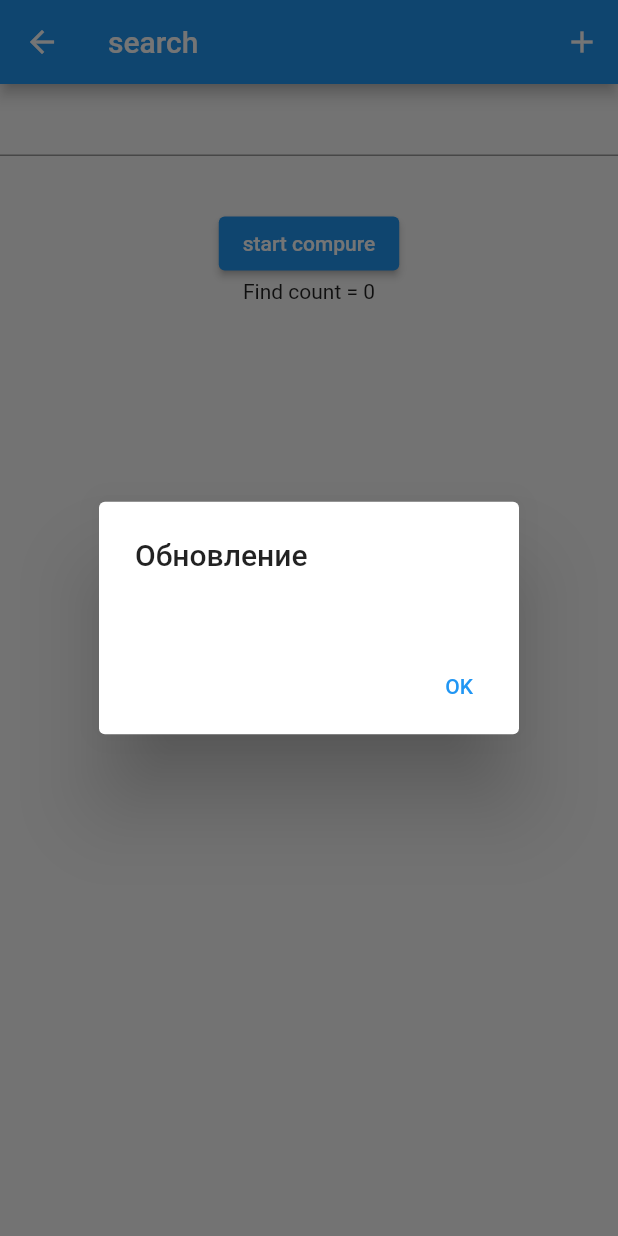
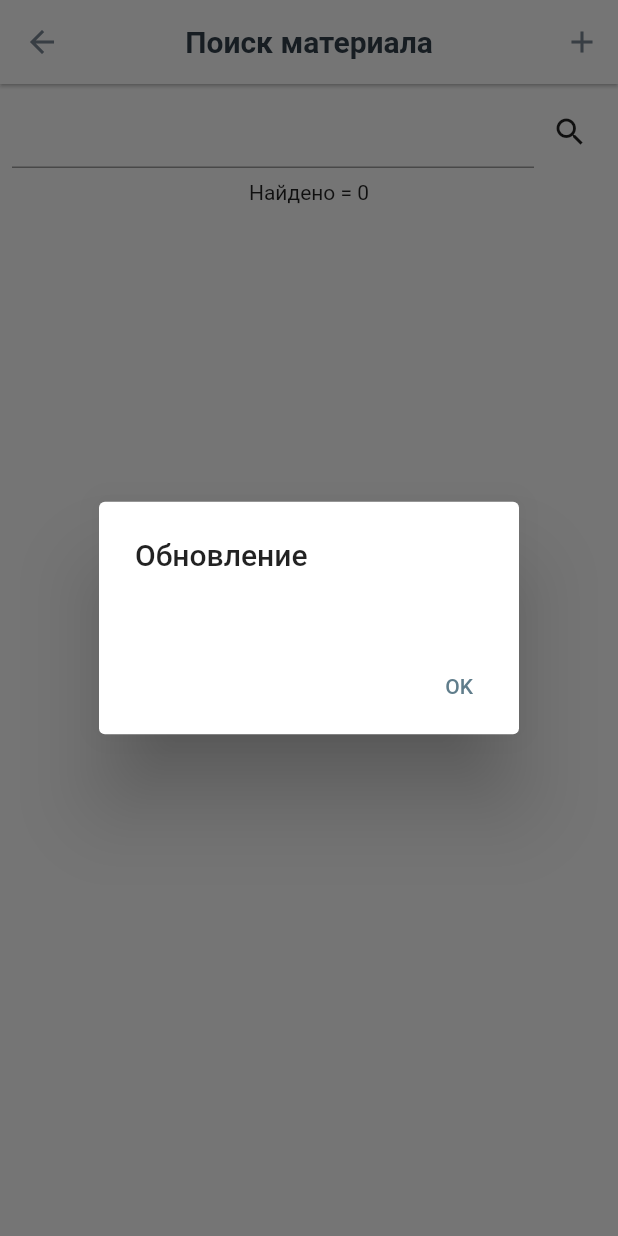
Before and after one commit to a-dev-mobile/Materials, a Flutter app: the SearchPage screen opened by its route, on a phone screen of 412 x 824 dp. Run offline on Flutter 3.47's test engine with Material 2 defaults, Android fonts, the light colour scheme and no system bars; our stand-ins replace cloud_firestore, firebase_core, firebase_database, firebase_remote_config, get, logger and 1 more; accounts and stored records are empty; generated files the repository leaves out were written again; statements that could not run were skipped.

Commit message:
Update визуальную состовляющию

```diff
--- a/lib/l10n/app_en.arb
+++ b/lib/l10n/app_en.arb
@@ -3,7 +3,12 @@
 "appTitle":"Steels and alloys",
 "mn":"Manganese",
 "version":"Version",
-"updating_base":"Обновление"
+"updating_base":"Обновление",
+"search_title":"Поиск материала",
+"select_material_group":"Выберите группу материала",
+"select_material":"Выберите материал",
+"select_material_grade":"Выберите марку материала",
+"find":"Найти"
 
 
 }
--- a/lib/pages/1_2_search/view/search_page.dart
+++ b/lib/pages/1_2_search/view/search_page.dart
@@ -6,6 +6,7 @@ import 'package:materials/pages/1_2_search/controller/search_controller.dart';
 import 'package:materials/routes/app_page.dart';
 import 'package:materials/services/app_global_serv.dart';
 import 'package:materials/services/app_remote_serv.dart';
+import 'package:flutter_gen/gen_l10n/app_localizations.dart';
 
 late SearchController c = SearchController.to;
 late AppGlobalServ sGlob = AppGlobalServ.to;
@@ -18,7 +19,9 @@ class SearchPage extends StatelessWidget {
   Widget build(BuildContext context) {
     return Scaffold(
       appBar: AppBar(
-        title: const Text('search'),
+        title: Text(
+            AppLocalizations.of(AppGlobalServ.navigatorKey.currentContext!)!
+                .search_title),
         actions: [
           IconButton(
               onPressed: () {
@@ -29,10 +32,11 @@ class SearchPage extends StatelessWidget {
       ),
       body: Column(
         children: [
-
-          SizedBox(
-            width: Get.width,
-            height: Get.height * 0.1,
+          Padding(
+            padding: const EdgeInsets.all(8.0),
+            child: Row(
+              children: [
+                Expanded(
                   child: TextField(
                     autofocus: true,
                     onChanged: (inputText) {
@@ -40,12 +44,16 @@ class SearchPage extends StatelessWidget {
                     },
                   ),
                 ),
-          ElevatedButton(
+                IconButton(
                   onPressed: () {
                     c.searchLogicRun();
                   },
-              child: const Text('start compure')),
-          Obx(() => Text('Find count = ${c.listFilteredData.length}')),
+                  icon: Icon(Icons.search),
+                )
+              ],
+            ),
+          ),
+          Obx(() => Text('Найдено = ${c.listFilteredData.length}')),
           Obx(() {
             return Expanded(
               child: ListView.builder(
@@ -61,7 +69,6 @@ class SearchPage extends StatelessWidget {
       ),
     );
   }
-
 
   Widget itemFindText(
       {required String title,
--- a/lib/pages/2_material_sub_classes/controller/material_sub_classes_controller.dart
+++ b/lib/pages/2_sub_classes/controller/sub_classes_c.dart
@@ -5,13 +5,14 @@ import 'dart:async';
 import 'package:firebase_database/firebase_database.dart';
 import 'package:flutter/material.dart';
 import 'package:get/get.dart';
-import 'package:materials/pages/2_material_sub_classes/models/material_sub_classes_model.dart';
+
+import 'package:materials/pages/2_sub_classes/models/sub_classes_m.dart';
 import 'package:materials/services/app_global_serv.dart';
 
 late AppGlobalServ s = AppGlobalServ.to;
 
-class MaterialSubClassesController extends GetxController {
-  static MaterialSubClassesController get to => Get.find();
+class SubClassesController extends GetxController {
+  static SubClassesController get to => Get.find();
 
 
 
@@ -24,9 +25,9 @@ final String _pathDB = 'data_base/material_sub_classes/${s.idClass}/';
     return data;
   }
 
-  List<MaterialSubClassesModel> getModelList(
+  List<SubClassesModel> getModelList(
       AsyncSnapshot<DataSnapshot> snapshot) {
-    List<MaterialSubClassesModel> models = [];
+    List<SubClassesModel> models = [];
     var listValues = [];
     // перебираю чтобы забрать значения буз ключей
 
@@ -37,7 +38,7 @@ final String _pathDB = 'data_base/material_sub_classes/${s.idClass}/';
     // for (var value in snapshot.data!.value) {
     for (var value in listValues) {
       models.add(
-          MaterialSubClassesModel.fromJson(Map<String, dynamic>.from(value)));
+         SubClassesModel.fromJson(Map<String, dynamic>.from(value)));
     }
 
     return models;
--- a/lib/pages/4_all_info/controller/chem_c.dart
+++ b/lib/pages/4_all_info/controller/chem_c.dart
@@ -72,12 +72,12 @@ class ChemController extends GetxController {
       if (v.contains('-')) {
         vList = v.split('-');
         if (vList.length == 2) {
-          vD1 = double.tryParse(vList[0])!;
-          vD2 = double.tryParse(vList[1])!;
+          vD1 = double.tryParse(vList[0]) ?? 0;
+          vD2 = double.tryParse(vList[1]) ?? 0;
           vD = (vD1 + vD2) / 2;
         }
       } else {
-        vD = double.tryParse(v)!;
+        vD = double.tryParse(v) ?? 0;
       }
 
       mapNotSort[k] = vD;
--- a/lib/routes/app_page.dart
+++ b/lib/routes/app_page.dart
@@ -7,8 +7,9 @@ import 'package:materials/pages/1_2_search/controller/search_controller.dart';
 import 'package:materials/pages/1_2_search/view/search_page.dart';
 import 'package:materials/pages/1_3_add/controller/add_c.dart';
 import 'package:materials/pages/1_3_add/view/add_p.dart';
-import 'package:materials/pages/2_material_sub_classes/controller/material_sub_classes_controller.dart';
-import 'package:materials/pages/2_material_sub_classes/view/material_sub_classes_page.dart';
+import 'package:materials/pages/2_sub_classes/controller/sub_classes_c.dart';
+import 'package:materials/pages/2_sub_classes/view/sub_classes_p.dart';
+
 import 'package:materials/pages/3_names/controller/names_c.dart';
 import 'package:materials/pages/3_names/view/names_page.dart';
 import 'package:materials/pages/4_all_info/controller/all_info_controller.dart';
@@ -46,9 +47,9 @@ class AppPage {
         })),
     GetPage(
         name: Routes.subClasses,
-        page: () => const MaterialSubClassesPage(),
+        page: () => const SubClassesPage(),
         binding: BindingsBuilder(() {
-          Get.put<MaterialSubClassesController>(MaterialSubClassesController());
+          Get.put<SubClassesController>(SubClassesController());
         })),
     GetPage(
         name: Routes.names,
--- a/lib/utils/app_const.dart
+++ b/lib/utils/app_const.dart
@@ -1,4 +1,6 @@
 // ignore_for_file: constant_identifier_names, non_constant_identifier_names
+
+import 'package:flutter/material.dart';
 
 abstract class AppConstString {
   static const String NO_DATA = 'n/a';
@@ -7,3 +9,20 @@ abstract class AppConstString {
   static var PLAY_STORE_URL =
       'http://play.google.com/store/apps/details?id=a.dev.calc_triangle';
 }
+
+abstract class AppConstColor {
+  static const Color primary_800 = Color(0xFF2D5385);
+  static const Color neutral_white = Color(0xFFffffff);
+  static const Color neutral_grey_800 = Color(0xFF323F4B);
+  static const Color neutral_grey_400 = Color(0xFF7B8794);
+
+}
+
+abstract class AppConstTextStyle {
+  static const TextStyle H3 =
+      TextStyle(fontWeight: FontWeight.bold, fontSize: 20,color: AppConstColor.neutral_grey_800);
+ static const TextStyle label_extra_bold =
+      TextStyle(fontWeight: FontWeight.bold, fontSize: 12,color: AppConstColor.neutral_grey_400);
+
+
+}
```
Also changed, not shown: lib/main.dart (+18 -1 lines), lib/pages/1_1_material_classes/view/classes_p.dart (+23 -12 lines), lib/pages/2_sub_classes/models/sub_classes_m.dart (renamed from lib/pages/2_material_sub_classes/models/material_sub_classes_model.dart, +4 -4 lines), lib/pages/2_sub_classes/view/sub_classes_p.dart (renamed from lib/pages/2_material_sub_classes/view/material_sub_classes_page.dart, +11 -9 lines), lib/pages/3_names/view/names_page.dart (+21 -14 lines), lib/pages/4_all_info/view/chem_w.dart (+27 -7 lines), lib/pages/4_all_info/view/info_w.dart (+10 -1 lines), lib/utils/app_widget.dart (added, +20 -0 lines). Lines whose indentation alone changed are shown as unchanged.
